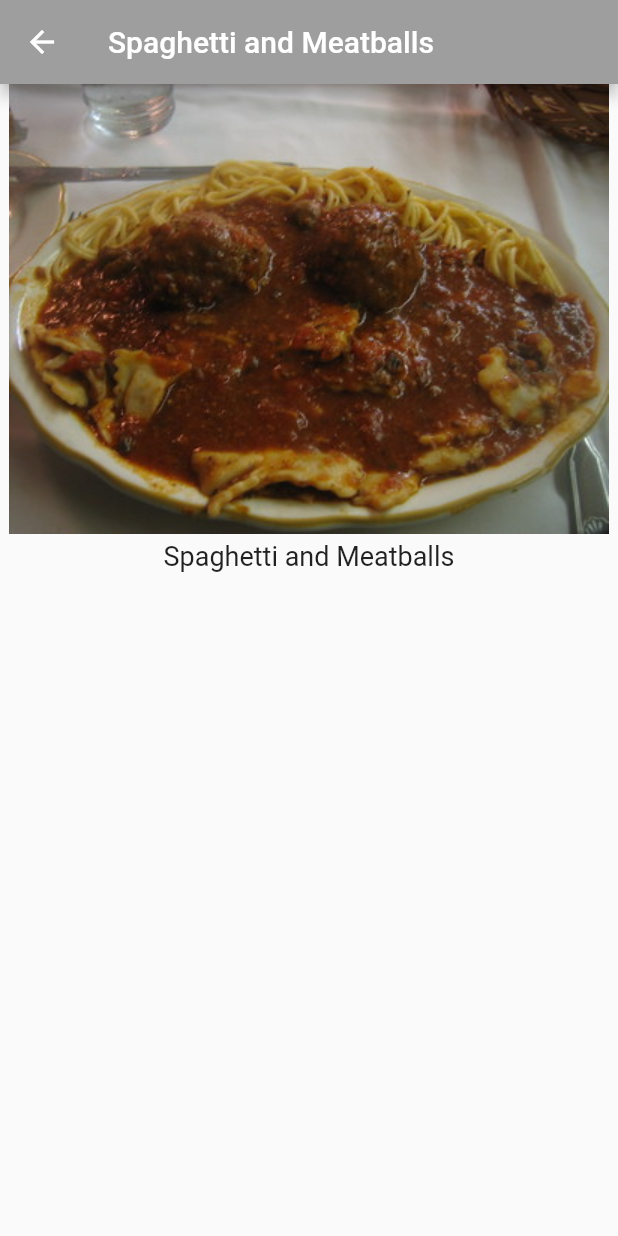
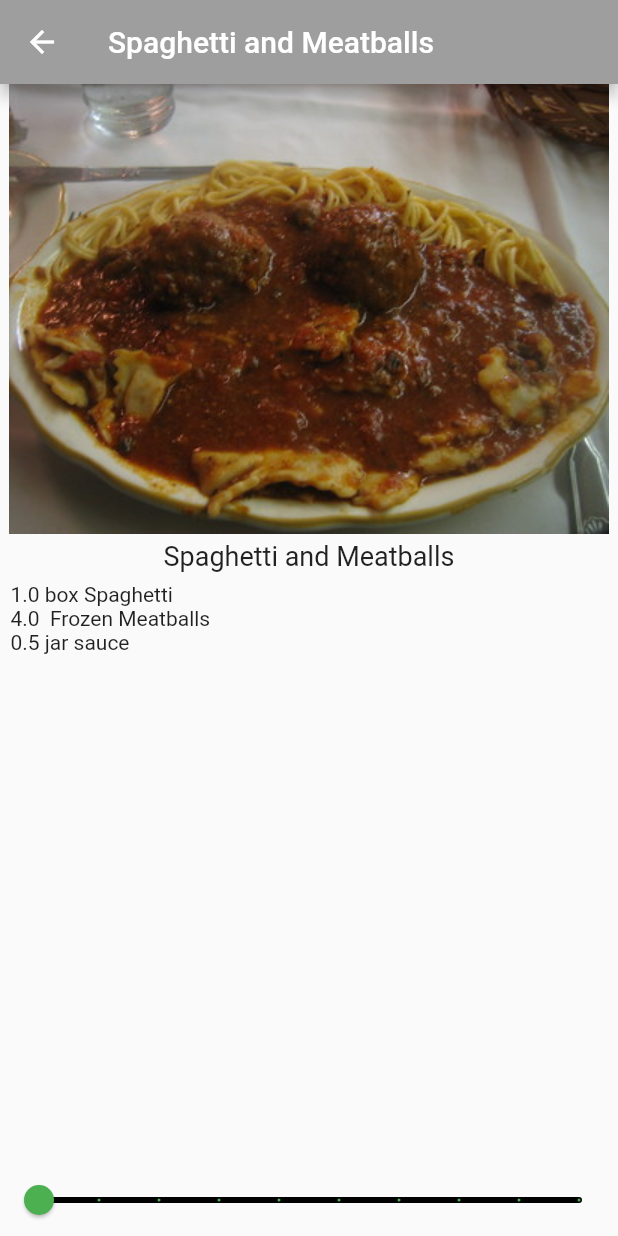
Before and after one commit to dastagg/RWFA-recipes, a Flutter app: the screen it shows after launch, after a tap on "Spaghetti and Meatballs", on a phone screen of 412 x 824 dp. Run offline on Flutter 3.47's test engine with Material 2 defaults, Android fonts, the phone set to English and light mode, and no system bars.

Commit message:
Add ingredients and slider bar.

```diff
--- a/lib/recipe.dart
+++ b/lib/recipe.dart
@@ -1,37 +1,150 @@
 class Recipe {
   String label;
   String imageUrl;
-  // TODO: Add servings and ingredients here
+  int servings;
+  List<Ingredient> ingredients;
 
-  Recipe(this.label, this.imageUrl,);
+  Recipe(
+    this.label,
+    this.imageUrl,
+    this.servings,
+    this.ingredients,
+  );
 
   static List<Recipe> samples = [
     Recipe(
       'Spaghetti and Meatballs',
       'assets/2126711929_ef763de2b3_w.jpg',
+      4,
+      [
+        Ingredient(
+          1,
+          'box',
+          'Spaghetti',
+        ),
+        Ingredient(
+          4,
+          '',
+          'Frozen Meatballs',
+        ),
+        Ingredient(
+          0.5,
+          'jar',
+          'sauce',
+        ),
+      ],
     ),
     Recipe(
       'Tomato Soup',
       'assets/27729023535_a57606c1be.jpg',
+      2,
+      [
+        Ingredient(
+          1,
+          'can',
+          'Tomato Soup',
+        ),
+      ],
     ),
     Recipe(
       'Grilled Cheese',
       'assets/3187380632_5056654a19_b.jpg',
+      1,
+      [
+        Ingredient(
+          2,
+          'slices',
+          'Cheese',
+        ),
+        Ingredient(
+          2,
+          'slices',
+          'Bread',
+        ),
+      ],
     ),
     Recipe(
       'Chocolate Chip Cookies',
       'assets/15992102771_b92f4cc00a_b.jpg',
+      24,
+      [
+        Ingredient(
+          4,
+          'cups',
+          'flour',
+        ),
+        Ingredient(
+          2,
+          'cups',
+          'sugar',
+        ),
+        Ingredient(
+          0.5,
+          'cups',
+          'chocolate chips',
+        ),
+      ],
     ),
     Recipe(
       'Taco Salad',
       'assets/8533381643_a31a99e8a6_c.jpg',
+      1,
+      [
+        Ingredient(
+          4,
+          'oz',
+          'nachos',
+        ),
+        Ingredient(
+          3,
+          'oz',
+          'taco meat',
+        ),
+        Ingredient(
+          0.5,
+          'cup',
+          'cheese',
+        ),
+        Ingredient(
+          0.25,
+          'cup',
+          'chopped tomatoes',
+        ),
+      ],
     ),
     Recipe(
       'Hawaiian Pizza',
       'assets/15452035777_294cefced5_c.jpg',
+      4,
+      [
+        Ingredient(
+          1,
+          'item',
+          'pizza',
+        ),
+        Ingredient(
+          1,
+          'cup',
+          'pineapple',
+        ),
+        Ingredient(
+          8,
+          'oz',
+          'ham',
+        ),
+      ],
     ),
   ];
-
 }
 
-// TODO: Add Ingredient() here
+class Ingredient {
+  double quantity;
+  String measure;
+  String name;
+
+  Ingredient(
+    this.quantity,
+    this.measure,
+    this.name,
+  );
+}
--- a/lib/recipe_detail.dart
+++ b/lib/recipe_detail.dart
@@ -15,9 +15,8 @@ class RecipeDetail extends StatefulWidget {
   }
 }
 
-
 class _RecipeDetailState extends State<RecipeDetail> {
-  // TODO: Add _sliderVal here
+  int _sliderVal = 1;
 
   @override
   Widget build(BuildContext context) {
@@ -48,9 +47,41 @@ class _RecipeDetailState extends State<RecipeDetail> {
               widget.recipe.label,
               style: const TextStyle(fontSize: 18),
             ),
-            // TODO: Add Expanded
+            // 7
+            Expanded(
+              // 8
+              child: ListView.builder(
+                padding: const EdgeInsets.all(7.0),
+                itemCount: widget.recipe.ingredients.length,
+                itemBuilder: (BuildContext context, int index) {
+                  final ingredient = widget.recipe.ingredients[index];
+                  // 9
+                  // TODO: Add ingredient.quantity
+                  return Text(
+                      '${ingredient.quantity} ${ingredient.measure} ${ingredient.name}');
+                },
+              ),
+            ),
 
-            // TODO: Add Slider() here
+            Slider(
+              // 10
+              min: 1,
+              max: 10,
+              divisions: 9,
+              // 11
+              label: '${_sliderVal * widget.recipe.servings} servings',
+              // 12
+              value: _sliderVal.toDouble(),
+              // 13
+              onChanged: (newValue) {
+                setState(() {
+                  _sliderVal = newValue.round();
+                });
+              },
+              // 14
+              activeColor: Colors.green,
+              inactiveColor: Colors.black,
+            ),
           ],
         ),
       ),
```
Lines whose indentation alone changed are shown as unchanged.
